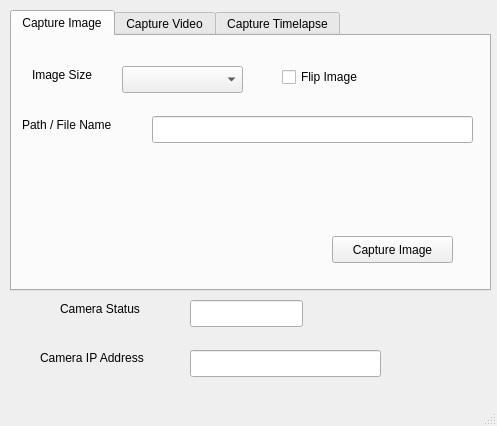
Old version of the form sensor-server/pi_camera/gui/PiCamUIDesign.ui in the repository alanc98/PiControl.
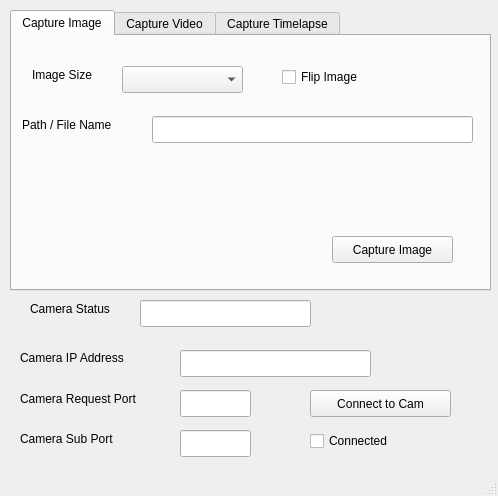
New version of the form.

Commit message: adding Pi Camera GUI functionality

What changed in the file:
```diff
--- a/sensor-server/pi_camera/gui/PiCamUIDesign.ui
+++ b/sensor-server/pi_camera/gui/PiCamUIDesign.ui
@@ -6,8 +6,8 @@
    <rect>
     <x>0</x>
     <y>0</y>
-    <width>497</width>
-    <height>426</height>
+    <width>498</width>
+    <height>496</height>
    </rect>
   </property>
   <property name="windowTitle">
@@ -403,7 +403,7 @@
    <widget class="QLabel" name="label">
     <property name="geometry">
      <rect>
-      <x>40</x>
+      <x>20</x>
       <y>350</y>
       <width>141</width>
       <height>16</height>
@@ -416,7 +416,7 @@
    <widget class="QLineEdit" name="ipAddressLineEdit">
     <property name="geometry">
      <rect>
-      <x>190</x>
+      <x>180</x>
       <y>350</y>
       <width>191</width>
       <height>27</height>
@@ -426,7 +426,7 @@
    <widget class="QLabel" name="label_2">
     <property name="geometry">
      <rect>
-      <x>60</x>
+      <x>30</x>
       <y>300</y>
       <width>111</width>
       <height>17</height>
@@ -439,9 +439,9 @@
    <widget class="QLineEdit" name="cameraStatusLineEdit">
     <property name="geometry">
      <rect>
-      <x>190</x>
+      <x>140</x>
       <y>300</y>
-      <width>113</width>
+      <width>171</width>
       <height>27</height>
      </rect>
     </property>
@@ -452,6 +452,84 @@
      <string/>
     </property>
    </widget>
+   <widget class="QLabel" name="label_14">
+    <property name="geometry">
+     <rect>
+      <x>20</x>
+      <y>390</y>
+      <width>151</width>
+      <height>17</height>
+     </rect>
+    </property>
+    <property name="text">
+     <string>Camera Request Port</string>
+    </property>
+   </widget>
+   <widget class="QLineEdit" name="reqPortLineEdit">
+    <property name="geometry">
+     <rect>
+      <x>180</x>
+      <y>390</y>
+      <width>71</width>
+      <height>27</height>
+     </rect>
+    </property>
+   </widget>
+   <widget class="QLabel" name="label_15">
+    <property name="geometry">
+     <rect>
+      <x>20</x>
+      <y>430</y>
+      <width>131</width>
+      <height>17</height>
+     </rect>
+    </property>
+    <property name="text">
+     <string>Camera Sub Port</string>
+    </property>
+   </widget>
+   <widget class="QLineEdit" name="subPortLineEdit">
+    <property name="geometry">
+     <rect>
+      <x>180</x>
+      <y>430</y>
+      <width>71</width>
+      <height>27</height>
+     </rect>
+    </property>
+   </widget>
+   <widget class="QPushButton" name="ConnectPushButton">
+    <property name="geometry">
+     <rect>
+      <x>310</x>
+      <y>390</y>
+      <width>141</width>
+      <height>27</height>
+     </rect>
+    </property>
+    <property name="text">
+     <string>Connect to Cam</string>
+    </property>
+   </widget>
+   <widget class="QCheckBox" name="connectedCheckBox">
+    <property name="enabled">
+     <bool>true</bool>
+    </property>
+    <property name="geometry">
+     <rect>
+      <x>310</x>
+      <y>430</y>
+      <width>121</width>
+      <height>22</height>
+     </rect>
+    </property>
+    <property name="text">
+     <string>Connected</string>
+    </property>
+    <property name="checkable">
+     <bool>true</bool>
+    </property>
+   </widget>
   </widget>
   <widget class="QStatusBar" name="statusbar"/>
  </widget>
```
Left out of the diff: 3 changed lines with no effect on the pictures. The commit also changes 2 other files.
